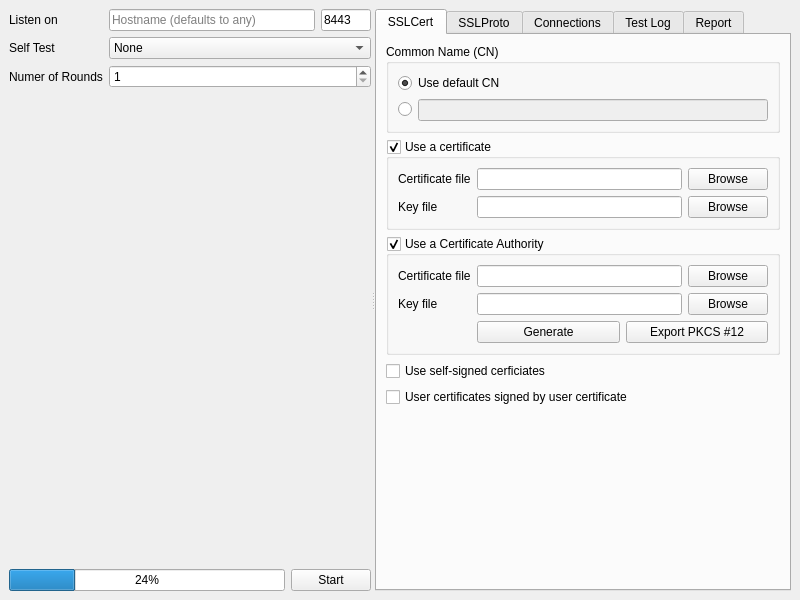
First picture: the form in ui/main.ui, repository abbbe/sslcaudit, before the edit.
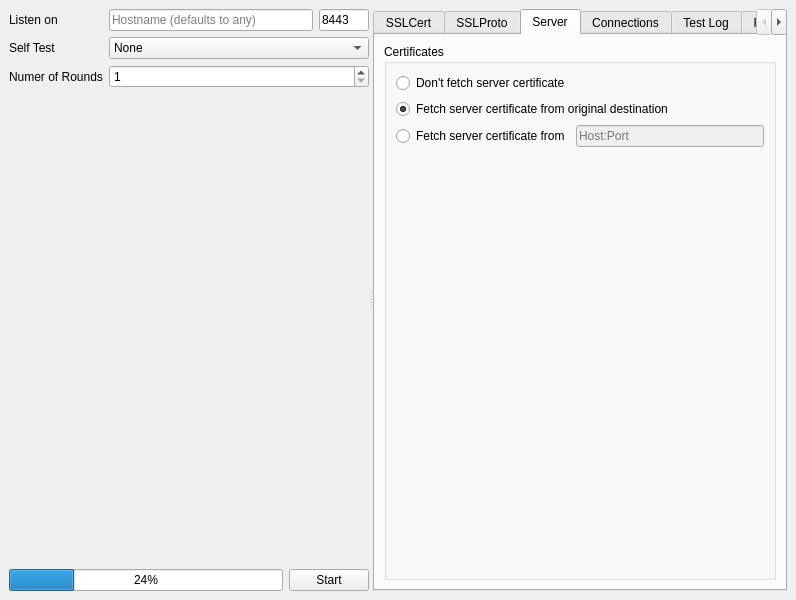
Second picture: the form after the edit.

Commit message: Added "Server" tab and controls to UI.

What changed in the file:
```diff
--- a/ui/main.ui
+++ b/ui/main.ui
@@ -6,7 +6,7 @@
    <rect>
     <x>0</x>
     <y>0</y>
-    <width>800</width>
+    <width>796</width>
     <height>600</height>
    </rect>
   </property>
@@ -170,7 +170,7 @@
       </widget>
       <widget class="QTabWidget" name="tabWidget">
        <property name="currentIndex">
-        <number>0</number>
+        <number>2</number>
        </property>
        <widget class="QWidget" name="tab">
         <attribute name="title">
@@ -183,20 +183,13 @@
             <string>Common Name (CN)</string>
            </property>
            <layout class="QGridLayout" name="gridLayout_8">
-            <item row="0" column="0">
-             <widget class="QRadioButton" name="radioButton">
-              <property name="text">
-               <string>Use default CN</string>
-              </property>
-              <property name="checked">
-               <bool>true</bool>
-              </property>
-             </widget>
-            </item>
             <item row="1" column="0">
              <layout class="QHBoxLayout" name="horizontalLayout_2">
               <item>
-               <widget class="QRadioButton" name="customCommonNameRadioButton">
+               <widget class="QCheckBox" name="customCommonNameCheckBox">
+                <property name="enabled">
+                 <bool>true</bool>
+                </property>
                 <property name="text">
                  <string/>
                 </property>
@@ -288,6 +281,9 @@
            <property name="checkable">
             <bool>true</bool>
            </property>
+           <property name="checked">
+            <bool>false</bool>
+           </property>
            <layout class="QFormLayout" name="formLayout_3">
             <property name="fieldGrowthPolicy">
              <enum>QFormLayout::AllNonFixedFieldsGrow</enum>
@@ -463,6 +459,60 @@
          </item>
         </layout>
        </widget>
+       <widget class="QWidget" name="">
+        <attribute name="title">
+         <string>Server</string>
+        </attribute>
+        <layout class="QGridLayout" name="gridLayout_10">
+         <item row="0" column="0">
+          <widget class="QGroupBox" name="groupBox_6">
+           <property name="title">
+            <string>Certificates</string>
+           </property>
+           <layout class="QFormLayout" name="formLayout_4">
+            <item row="0" column="0" colspan="2">
+             <widget class="QRadioButton" name="radioButton">
+              <property name="text">
+               <string>Don't fetch server certificate</string>
+              </property>
+             </widget>
+            </item>
+            <item row="1" column="0" colspan="2">
+             <widget class="QRadioButton" name="radioButton_2">
+              <property name="text">
+               <string>Fetch server certificate from original destination</string>
+              </property>
+              <property name="checked">
+               <bool>true</bool>
+              </property>
+             </widget>
+            </item>
+            <item row="2" column="0" colspan="2">
+             <layout class="QHBoxLayout" name="horizontalLayout_9">
+              <item>
+               <widget class="QRadioButton" name="radioButton_3">
+                <property name="text">
+                 <string>Fetch server certificate from</string>
+                </property>
+               </widget>
+              </item>
+              <item>
+               <widget class="QLineEdit" name="lineEdit">
+                <property name="enabled">
+                 <bool>false</bool>
+                </property>
+                <property name="placeholderText">
+                 <string>Host:Port</string>
+                </property>
+               </widget>
+              </item>
+             </layout>
+            </item>
+           </layout>
+          </widget>
+         </item>
+        </layout>
+       </widget>
        <widget class="QWidget" name="tab_3">
         <attribute name="title">
          <string>Connections</string>
```
Left out of the diff: 36 changed lines with no effect on the pictures.
